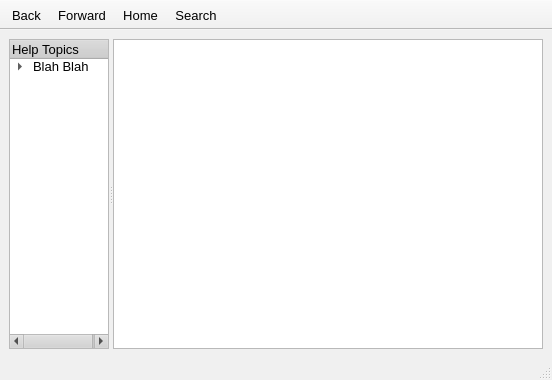
Old version of the form src/gui/help/browser/helpbrowser.ui in the repository a-ilin/vidalia.
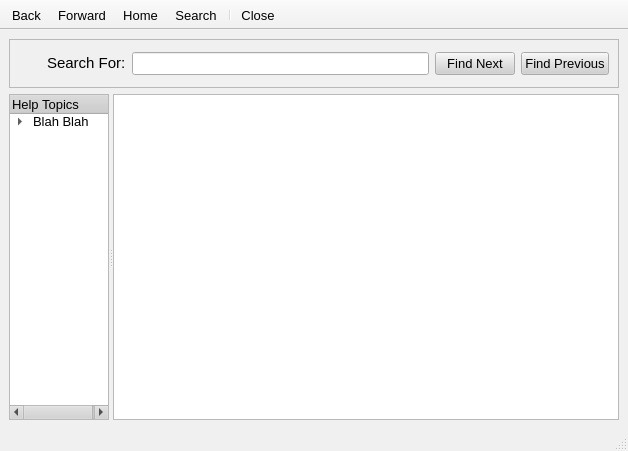
New version of the form. Icons and pictures are not drawn.

Commit message:
Help dialog got a hidden search bar. Message log ditched the menubar in favor of a toolbar. Massive amounts of iconification. Hopefully everything looks ok on Mac.
svn:r434

Diff of the .ui file:
```diff
--- a/src/gui/help/browser/helpbrowser.ui
+++ b/src/gui/help/browser/helpbrowser.ui
@@ -8,13 +8,21 @@
    <rect>
     <x>0</x>
     <y>0</y>
-    <width>552</width>
-    <height>380</height>
+    <width>628</width>
+    <height>451</height>
    </rect>
   </property>
+  <property name="sizePolicy" >
+   <sizepolicy>
+    <hsizetype>5</hsizetype>
+    <vsizetype>5</vsizetype>
+    <horstretch>0</horstretch>
+    <verstretch>0</verstretch>
+   </sizepolicy>
+  </property>
   <property name="minimumSize" >
    <size>
-    <width>230</width>
+    <width>0</width>
     <height>0</height>
    </size>
   </property>
@@ -321,15 +329,137 @@
      <number>6</number>
     </property>
     <item>
-     <widget class="QSplitter" name="splitter" >
+     <widget class="QFrame" name="frmSearch" >
       <property name="sizePolicy" >
        <sizepolicy>
         <hsizetype>5</hsizetype>
-        <vsizetype>5</vsizetype>
+        <vsizetype>0</vsizetype>
         <horstretch>0</horstretch>
         <verstretch>0</verstretch>
        </sizepolicy>
       </property>
+      <property name="minimumSize" >
+       <size>
+        <width>450</width>
+        <height>49</height>
+       </size>
+      </property>
+      <property name="maximumSize" >
+       <size>
+        <width>16777215</width>
+        <height>49</height>
+       </size>
+      </property>
+      <property name="contextMenuPolicy" >
+       <enum>Qt::NoContextMenu</enum>
+      </property>
+      <property name="frameShape" >
+       <enum>QFrame::StyledPanel</enum>
+      </property>
+      <property name="frameShadow" >
+       <enum>QFrame::Raised</enum>
+      </property>
+      <layout class="QHBoxLayout" >
+       <property name="margin" >
+        <number>9</number>
+       </property>
+       <property name="spacing" >
+        <number>6</number>
+       </property>
+       <item>
+        <widget class="QToolButton" name="btnCloseSearch" >
+         <property name="minimumSize" >
+          <size>
+           <width>22</width>
+           <height>22</height>
+          </size>
+         </property>
+         <property name="maximumSize" >
+          <size>
+           <width>22</width>
+           <height>22</height>
+          </size>
+         </property>
+         <property name="contextMenuPolicy" >
+          <enum>Qt::NoContextMenu</enum>
+         </property>
+         <property name="text" >
+          <string/>
+         </property>
+         <property name="icon" >
+          <iconset resource="..\..\res\vidalia.qrc" >:/images/emblem-unreadable.png</iconset>
+         </property>
+         <property name="iconSize" >
+          <size>
+           <width>22</width>
+           <height>22</height>
+          </size>
+         </property>
+         <property name="toolButtonStyle" >
+          <enum>Qt::ToolButtonIconOnly</enum>
+         </property>
+         <property name="autoRaise" >
+          <bool>true</bool>
+         </property>
+        </widget>
+       </item>
+       <item>
+        <widget class="QLabel" name="label" >
+         <property name="contextMenuPolicy" >
+          <enum>Qt::NoContextMenu</enum>
+         </property>
+         <property name="text" >
+          <string>&lt;html>&lt;head>&lt;meta name="qrichtext" content="1" />&lt;/head>&lt;body style=" white-space: pre-wrap; font-family:Arial; font-size:10pt; font-weight:400; font-style:normal; text-decoration:none;">&lt;p style=" margin-top:0px; margin-bottom:0px; margin-left:0px; margin-right:0px; -qt-block-indent:0; text-indent:0px;">&lt;span style=" font-size:11pt; color:#000000;">Search For:&lt;/span>&lt;/p>&lt;/body>&lt;/html></string>
+         </property>
+         <property name="buddy" >
+          <cstring></cstring>
+         </property>
+        </widget>
+       </item>
+       <item>
+        <widget class="QLineEdit" name="lineSearch" >
+         <property name="contextMenuPolicy" >
+          <enum>Qt::NoContextMenu</enum>
+         </property>
+        </widget>
+       </item>
+       <item>
+        <widget class="QPushButton" name="btnFindNext" >
+         <property name="contextMenuPolicy" >
+          <enum>Qt::NoContextMenu</enum>
+         </property>
+         <property name="text" >
+          <string>Find Next</string>
+         </property>
+         <property name="icon" >
+          <iconset/>
+         </property>
+        </widget>
+       </item>
+       <item>
+        <widget class="QPushButton" name="btnFindPrev" >
+         <property name="contextMenuPolicy" >
+          <enum>Qt::NoContextMenu</enum>
+         </property>
+         <property name="text" >
+          <string>Find Previous</string>
+         </property>
+         <property name="icon" >
+          <iconset/>
+         </property>
+        </widget>
+       </item>
+      </layout>
+     </widget>
+    </item>
+    <item>
+     <widget class="QSplitter" name="splitter" >
+      <property name="minimumSize" >
+       <size>
+        <width>0</width>
+        <height>0</height>
+       </size>
+      </property>
       <property name="orientation" >
        <enum>Qt::Horizontal</enum>
       </property>
@@ -426,8 +556,8 @@
    <property name="geometry" >
     <rect>
      <x>0</x>
-     <y>358</y>
-     <width>552</width>
+     <y>429</y>
+     <width>628</width>
      <height>22</height>
     </rect>
    </property>
@@ -448,6 +578,9 @@
    <property name="orientation" >
     <enum>Qt::Horizontal</enum>
    </property>
+   <property name="toolButtonStyle" >
+    <enum>Qt::ToolButtonTextUnderIcon</enum>
+   </property>
    <attribute name="toolBarArea" >
     <number>4</number>
    </attribute>
@@ -455,6 +588,8 @@
    <addaction name="actionForward" />
    <addaction name="actionHome" />
    <addaction name="actionSearch" />
+   <addaction name="separator" />
+   <addaction name="actionClose" />
   </widget>
   <action name="actionBack" >
    <property name="icon" >
@@ -536,6 +671,34 @@
      <underline>false</underline>
      <strikeout>false</strikeout>
     </font>
+   </property>
+   <property name="shortcut" >
+    <string>Ctrl+F</string>
+   </property>
+  </action>
+  <action name="actionClose" >
+   <property name="icon" >
+    <iconset resource="..\..\res\vidalia.qrc" >:/images/emblem-unreadable.png</iconset>
+   </property>
+   <property name="text" >
+    <string>Close</string>
+   </property>
+   <property name="statusTip" >
+    <string>Close Vidalia Help</string>
+   </property>
+   <property name="font" >
+    <font>
+     <family>Arial</family>
+     <pointsize>10</pointsize>
+     <weight>50</weight>
+     <italic>false</italic>
+     <bold>false</bold>
+     <underline>false</underline>
+     <strikeout>false</strikeout>
+    </font>
+   </property>
+   <property name="shortcut" >
+    <string>Esc</string>
    </property>
   </action>
  </widget>
```
Left out of the diff: 96 changed lines with no effect on the pictures. The commit also changes 25 other files.
